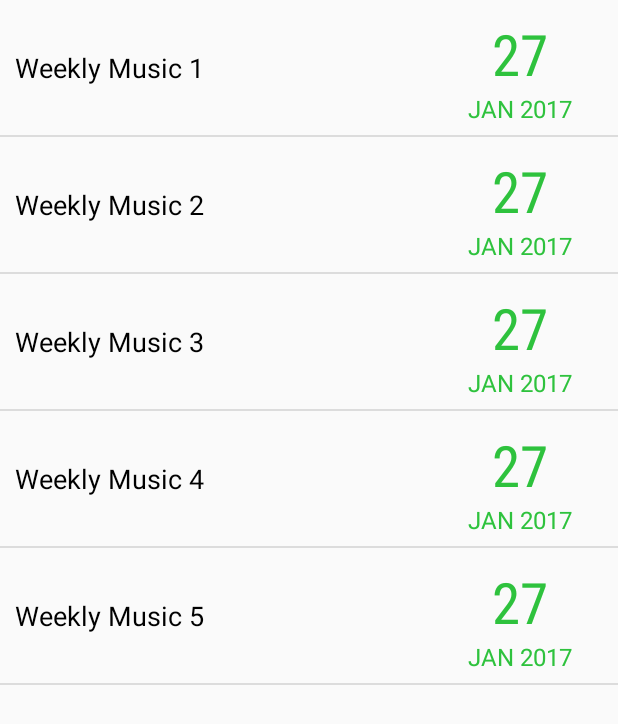
After one commit to Khikmatillo/Capstone, an Android app: the WeeklyActivity screen opened directly, with no data from a screen before it, on a phone screen of 412 x 824 dp. The commit adds this screen. Shown: the top 724 px of the screen. Run offline under Robolectric (Android 15) with nearby library versions, the phone set to English and light mode, and no system bars.

Commit message:
By Azamat

```diff
--- a/app/src/main/AndroidManifest.xml
+++ b/app/src/main/AndroidManifest.xml
@@ -9,13 +9,17 @@
         android:roundIcon="@mipmap/ic_launcher_round"
         android:supportsRtl="true"
         android:theme="@style/AppTheme">
-        <activity android:name=".MainActivity">
+        <activity android:name=".AndroidTabLayoutActivity">
             <intent-filter>
                 <action android:name="android.intent.action.MAIN" />
 
                 <category android:name="android.intent.category.LAUNCHER" />
             </intent-filter>
         </activity>
+        <activity android:name=".DailyActivity" />
+        <activity android:name=".WeeklyActivity" />
+        <activity android:name=".MonthlyActivity" />
+        <activity android:name=".listviewitem"></activity>
     </application>
 
 </manifest>
--- /dev/null
+++ b/app/src/main/java/uz/music/capstone/ListViewAdapter.java
@@ -0,0 +1,82 @@
+package uz.music.capstone;
+
+/**
+ * Created by Maestro on 9/6/2017.
+ */
+
+
+
+        import android.content.Context;
+
+
+
+        import android.view.LayoutInflater;
+        import android.view.View;
+        import android.view.ViewGroup;
+        import android.widget.BaseAdapter;
+
+        import android.widget.TextView;
+
+
+
+        import java.util.ArrayList;
+
+/**
+ * Created by Maestro on 7/31/2017.
+ */
+
+public class ListViewAdapter extends BaseAdapter{
+
+    private ArrayList<listviewitem> listviewitemsList=
+            new ArrayList<listviewitem>();
+    @Override
+    public int getCount() {
+        return listviewitemsList.size();
+    }
+
+    @Override
+    public Object getItem(int i) {
+        return listviewitemsList.get(i);
+    }
+
+    @Override
+    public long getItemId(int i) {
+        return i;
+    }
+
+    @Override
+    public View getView(int i, View view, ViewGroup viewGroup) {
+        final int pos =i ;
+        final Context context = viewGroup.getContext();
+        if(view==null){
+            LayoutInflater inflater = (LayoutInflater)context.getSystemService(Context.LAYOUT_INFLATER_SERVICE);
+            view  = inflater.inflate(R.layout.activity_listviewitem, viewGroup, false);
+        }
+
+//        ImageView icon = (ImageView) view.findViewById(R.id.avatarPictureXML);
+
+
+        TextView titleStr = (TextView) view.findViewById(R.id.messageXML);
+        //use custom font for memo information text in list item
+
+
+        listviewitem listViewitem  = listviewitemsList.get(i);
+
+        titleStr.setText(listViewitem.getTitleStr());
+
+
+
+        return view;
+    }
+
+//    public String memotext;
+//    public String datetext;
+//    public Drawable icontext;
+
+    public  void addItem(String title)
+    {
+        listviewitem item = new listviewitem( title);
+        listviewitemsList.add(item);
+
+    }
+}
--- /dev/null
+++ b/app/src/main/java/uz/music/capstone/WeeklyActivity.java
@@ -0,0 +1,37 @@
+package uz.music.capstone;
+
+/**
+ * Created by Maestro on 9/6/2017.
+ */
+
+import android.app.Activity;
+import android.os.Bundle;
+//package com.example.androidtablayout;
+
+        import android.app.Activity;
+        import android.os.Bundle;
+import android.widget.ListView;
+
+public class WeeklyActivity extends Activity {
+
+    ListView listview2;
+    ListViewAdapter adapter2;
+
+    public void onCreate(Bundle savedInstanceState) {
+        super.onCreate(savedInstanceState);
+        setContentView(R.layout.activity_weekly);
+
+        listview2  = (ListView)findViewById(R.id.listviewweekly); // listview of memo items
+
+        adapter2 = new ListViewAdapter();
+        listview2.setAdapter(adapter2);
+
+        adapter2.addItem("Weekly Music 1");
+        adapter2.addItem("Weekly Music 2");
+        adapter2.addItem("Weekly Music 3");
+        adapter2.addItem("Weekly Music 4");
+        adapter2.addItem("Weekly Music 5");
+
+
+    }
+}
--- /dev/null
+++ b/app/src/main/java/uz/music/capstone/listviewitem.java
@@ -0,0 +1,29 @@
+package uz.music.capstone;
+
+import android.support.v7.app.AppCompatActivity;
+import android.os.Bundle;
+
+/**
+ * Created by Maestro on 7/31/2017.
+ */
+
+public class listviewitem {
+
+    private String titleStr;
+    // date string array containing month, day, year
+
+    public listviewitem(String titleStr) {
+        this.titleStr = titleStr;
+
+    }
+
+    public void setTitleStr(String titleStr) {
+        this.titleStr = titleStr;
+    }
+
+    public String getTitleStr() {
+        return titleStr;
+    }
+
+
+}
--- /dev/null
+++ b/app/src/main/res/layout/activity_listviewitem.xml
@@ -0,0 +1,62 @@
+<LinearLayout
+
+    xmlns:android="http://schemas.android.com/apk/res/android"
+    xmlns:app="http://schemas.android.com/apk/res-auto"
+    android:orientation="horizontal"
+    android:layout_width="match_parent"
+    android:layout_height="match_parent"
+    android:paddingLeft="10dp">
+
+    <LinearLayout
+        android:paddingTop="10dp"
+        android:paddingBottom="10dp"
+        android:layout_width="match_parent"
+        android:layout_height="90dp"
+        >
+
+        <TextView
+            android:layout_width="80sp"
+            android:layout_height="match_parent"
+            android:layout_weight="4"
+            android:gravity="center_vertical"
+            android:id="@+id/messageXML"
+            android:textSize="18dp"
+            android:text="Music Name"
+            android:textColor="#000000"
+            android:maxLines="1"
+            android:ellipsize="end"
+            />
+
+        <LinearLayout
+            android:layout_width="wrap_content"
+            android:layout_height="match_parent"
+            android:orientation="vertical"
+            android:layout_weight="1"
+            android:gravity="center|top"
+            android:paddingRight="5dp"
+            >
+            <TextView
+                android:layout_width="wrap_content"
+                android:layout_height="wrap_content"
+                android:text="27"
+                android:id="@+id/dayofMonthXML"
+                android:textSize="38dp"
+                android:fontFamily="sans-serif-condensed"
+                android:textColor="#2ec23d"
+                />
+
+            <TextView
+                android:layout_width="wrap_content"
+                android:layout_height="wrap_content"
+                android:text="JAN 2017"
+                android:id="@+id/monthAndYearXML"
+                android:textSize="16dp"
+                android:textColor="#2ec23d"
+                />
+
+        </LinearLayout>
+
+
+    </LinearLayout>
+
+</LinearLayout>
--- /dev/null
+++ b/app/src/main/res/layout/activity_weekly.xml
@@ -0,0 +1,24 @@
+<?xml version="1.0" encoding="utf-8"?>
+<LinearLayout xmlns:android="http://schemas.android.com/apk/res/android"
+    android:orientation="vertical" android:layout_width="match_parent"
+    android:layout_height="match_parent">
+
+
+    <ListView
+        android:id="@+id/listviewweekly"
+        android:layout_width="match_parent"
+        android:layout_height="wrap_content"
+        android:layout_weight="1"
+
+        android:alwaysDrawnWithCache="true"
+        android:horizontalSpacing="3dp"
+        android:scrollingCache="true"
+        android:smoothScrollbar="true"
+        android:stretchMode="columnWidth"
+        android:verticalSpacing="3dp"
+
+
+        >
+    </ListView>
+
+</LinearLayout>
```
Also changed, not shown: app/src/main/java/uz/music/capstone/AndroidTabLayoutActivity.java (added, +44 -0 lines), app/src/main/java/uz/music/capstone/DailyActivity.java (added, +36 -0 lines), app/src/main/java/uz/music/capstone/MainActivity.java (deleted, +0 -13 lines), app/src/main/java/uz/music/capstone/MonthlyActivity.java (added, +35 -0 lines), app/src/main/res/layout/activity_daily.xml (added, +24 -0 lines), app/src/main/res/layout/activity_main.xml (+18 -17 lines), app/src/main/res/layout/activity_monthly.xml (added, +24 -0 lines).
